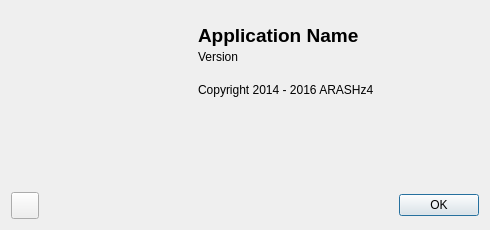
This is Source/about.ui in ARASHz4/Advanced_Photo as Qt 5 draws it before an edit. The edited form follows.
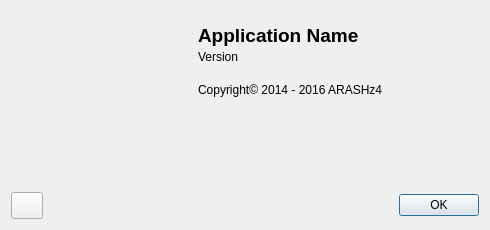
This is the edited form. Icons and pictures are not drawn.

Diff of the .ui file:
```diff
--- a/Source/about.ui
+++ b/Source/about.ui
@@ -266,7 +266,7 @@
           </size>
          </property>
          <property name="text">
-          <string>Copyright 2014 - 2016 ARASHz4</string>
+          <string>Copyright© 2014 - 2016 ARASHz4</string>
          </property>
         </widget>
        </item>
@@ -322,7 +322,7 @@
        </property>
        <property name="iconSize">
         <size>
-         <width>20</width>
+         <width>24</width>
          <height>20</height>
         </size>
        </property>
```
Left out of the diff: 16 changed lines with no effect on the pictures.
